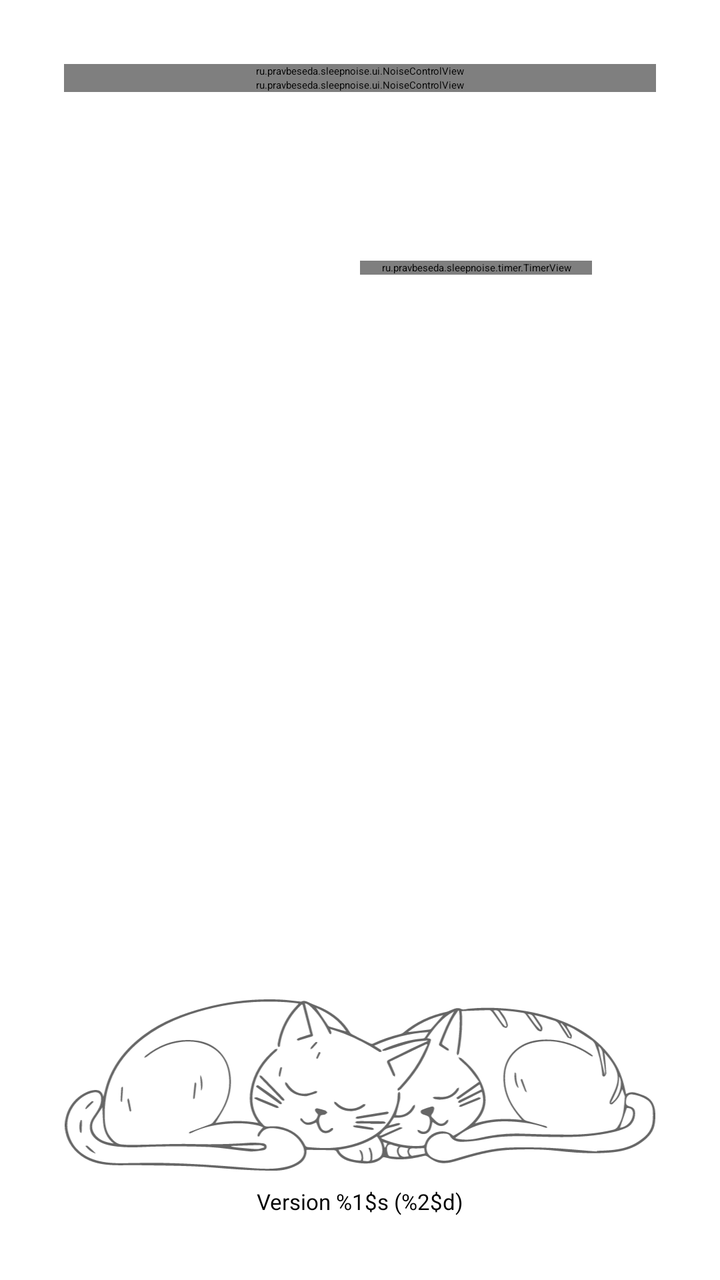
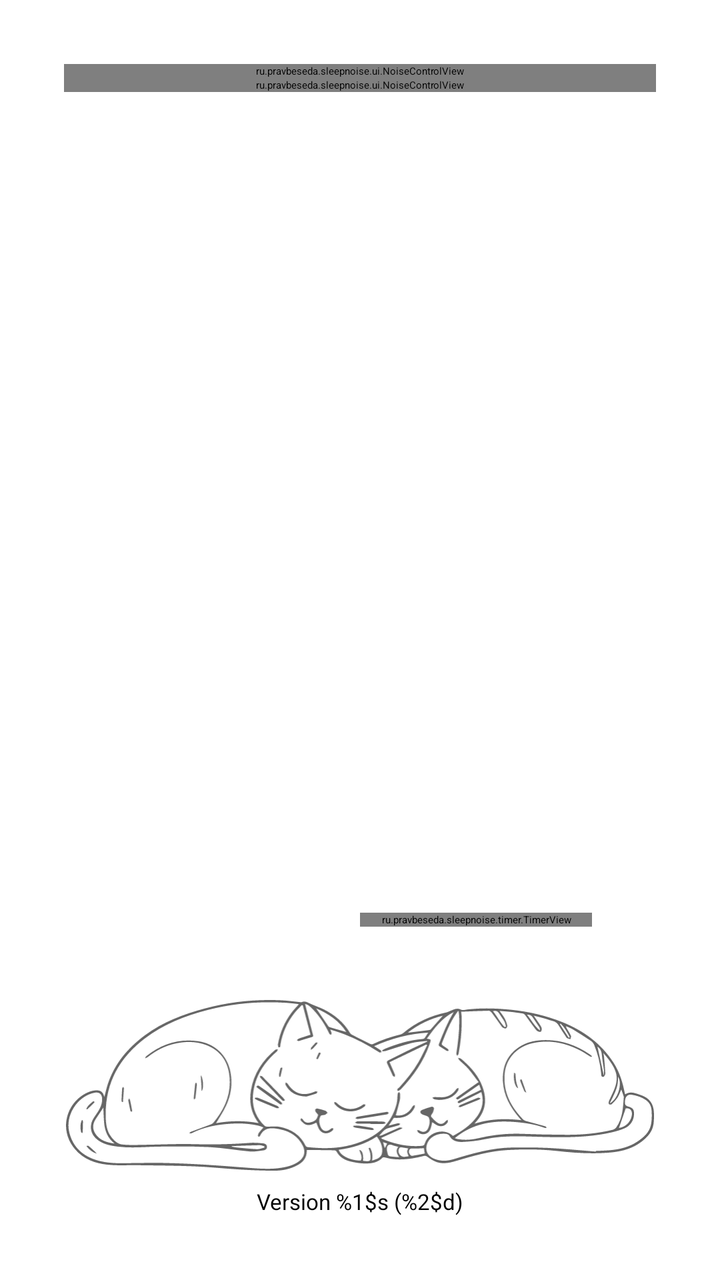

Before-and-after screenshots of an Android layout around one commit, followed by the original layout XML and the change that was made.
<!-- AndroidManifest.xml: application theme Theme.SleepNoise.Splash -->
<!-- res/layout/activity_main.xml -->
<?xml version="1.0" encoding="utf-8"?>
<LinearLayout
    xmlns:android="http://schemas.android.com/apk/res/android"
    android:layout_width="match_parent"
    android:layout_height="match_parent"
    android:orientation="vertical"
    android:gravity="center_horizontal"
    android:fitsSystemWindows="true"
    android:padding="32dp">

    <ru.pravbeseda.sleepnoise.ui.NoiseControlView
        android:id="@+id/pinkNoiseControl"
        android:layout_width="match_parent"
        android:layout_height="wrap_content"/>

    <ru.pravbeseda.sleepnoise.ui.NoiseControlView
        android:id="@+id/brownNoiseControl"
        android:layout_width="match_parent"
        android:layout_height="wrap_content"/>

    
    <LinearLayout
        android:id="@+id/noiseLabContainer"
        android:layout_width="match_parent"
        android:layout_height="wrap_content"
        android:orientation="vertical"
        android:gravity="center_horizontal"
        android:visibility="gone"/>

    <LinearLayout
        android:id="@+id/playTimerContainer"
        android:layout_width="match_parent"
        android:layout_height="wrap_content"
        android:layout_marginTop="48dp"
        android:baselineAligned="false"
        android:orientation="horizontal"
        android:gravity="center">

        <LinearLayout
            android:layout_width="0dp"
            android:layout_height="wrap_content"
            android:layout_weight="1"
            android:gravity="center"
            android:orientation="vertical">

            <Button
                android:id="@+id/playButton"
                android:layout_width="80dp"
                android:layout_height="80dp"
                android:background="@drawable/play_button_background"
                android:contentDescription="@string/play_button"
                android:text=""
                android:gravity="center"
                android:padding="16dp"
                android:drawableTop="@drawable/ic_play"
                android:drawableTint="@android:color/white"
                android:layout_gravity="center"/>
        </LinearLayout>

        
        <LinearLayout
            android:layout_width="0dp"
            android:layout_height="wrap_content"
            android:layout_weight="1"
            android:gravity="center"
            android:orientation="vertical"
            android:paddingStart="0dp"
            android:paddingEnd="@dimen/content_horizontal_inset">

            <ru.pravbeseda.sleepnoise.timer.TimerView
                android:id="@+id/timerView"
                android:layout_width="match_parent"
                android:layout_height="wrap_content"/>
        </LinearLayout>
    </LinearLayout>

    <Space
        android:layout_width="match_parent"
        android:layout_height="0dp"
        android:layout_weight="1"/>

    <ImageView
        android:id="@+id/cats"
        android:layout_width="match_parent"
        android:layout_height="wrap_content"
        android:adjustViewBounds="true"
        android:scaleType="fitCenter"
        android:src="@drawable/cats"
        android:layout_marginBottom="0dp"/>

    <TextView
        android:id="@+id/version_text"
        android:layout_width="wrap_content"
        android:layout_height="wrap_content"
        android:text="@string/version"
        android:textSize="11sp"
        android:layout_gravity="center"
        android:paddingTop="8dp"/>

</LinearLayout>
<!-- resources referenced by this layout -->
<resources>
  <dimen name="content_horizontal_inset">32dp</dimen>
  <!-- drawable cats: vector/xml drawable (drawable, 22311 chars, omitted) -->
  <!-- drawable ic_play (drawable) -->
  <vector xmlns:android="http://schemas.android.com/apk/res/android"
      android:width="48dp"
      android:height="48dp"
      android:viewportWidth="24"
      android:viewportHeight="24"
      android:tint="?attr/colorOnPrimary">
      <path
          android:fillColor="@android:color/white"
          android:pathData="M8,5v14l11,-7z"/>
  </vector>
  <!-- drawable play_button_background (drawable) -->
  <?xml version="1.0" encoding="utf-8"?>
  <ripple xmlns:android="http://schemas.android.com/apk/res/android"
      android:color="?attr/colorControlHighlight">
      <item>
          <shape android:shape="oval">
              <solid android:color="?attr/colorAccent"/>
          </shape>
      </item>
  </ripple>
  <string name="play_button">Play</string>
  <string name="version">Version %1$s (%2$d)</string>
  <style name="Theme.SleepNoise.Splash" parent="@style/Theme.SplashScreen">
          <item name="windowSplashScreenAnimatedIcon">@mipmap/ic_launcher</item>
          <item name="windowSplashScreenBackground">@color/splash_background</item>
          <item name="postSplashScreenTheme">@style/Theme.SleepNoise.System</item>
      </style>
  <color name="splash_background">#430985</color>
  <style name="Theme.SleepNoise.System" parent="Theme.AppCompat.DayNight.DarkActionBar">
          <item name="colorAccent">@color/colorAccent</item>
          <item name="colorControlNormal">@color/colorControlNormal</item>
          <item name="colorOnPrimary">@color/colorOnPrimary</item>
      </style>
  <color name="colorAccent">#7E57C2</color>
  <color name="colorControlNormal">#222222</color>
  <color name="colorOnPrimary">#000000</color>
</resources>

<!-- the commit's change to res/layout/activity_main.xml (unified diff, before → after) -->
@@ -8,24 +8,39 @@
     android:fitsSystemWindows="true"
     android:padding="32dp">
 
-    <ru.pravbeseda.sleepnoise.ui.NoiseControlView
-        android:id="@+id/pinkNoiseControl"
+    
+    <ScrollView
+        android:id="@+id/noiseScroll"
         android:layout_width="match_parent"
-        android:layout_height="wrap_content"/>
+        android:layout_height="0dp"
+        android:layout_weight="4">
 
-    <ru.pravbeseda.sleepnoise.ui.NoiseControlView
-        android:id="@+id/brownNoiseControl"
-        android:layout_width="match_parent"
-        android:layout_height="wrap_content"/>
+        <LinearLayout
+            android:layout_width="match_parent"
+            android:layout_height="wrap_content"
+            android:orientation="vertical"
+            android:gravity="center_horizontal">
 
-    
-    <LinearLayout
-        android:id="@+id/noiseLabContainer"
-        android:layout_width="match_parent"
-        android:layout_height="wrap_content"
-        android:orientation="vertical"
-        android:gravity="center_horizontal"
-        android:visibility="gone"/>
+            <ru.pravbeseda.sleepnoise.ui.NoiseControlView
+                android:id="@+id/pinkNoiseControl"
+                android:layout_width="match_parent"
+                android:layout_height="wrap_content"/>
+
+            <ru.pravbeseda.sleepnoise.ui.NoiseControlView
+                android:id="@+id/brownNoiseControl"
+                android:layout_width="match_parent"
+                android:layout_height="wrap_content"/>
+
+            
+            <LinearLayout
+                android:id="@+id/noiseLabContainer"
+                android:layout_width="match_parent"
+                android:layout_height="wrap_content"
+                android:orientation="vertical"
+                android:gravity="center_horizontal"
+                android:visibility="gone"/>
+        </LinearLayout>
+    </ScrollView>
 
     <LinearLayout
         android:id="@+id/playTimerContainer"
@@ -74,19 +89,14 @@
         </LinearLayout>
     </LinearLayout>
 
-    <Space
-        android:layout_width="match_parent"
-        android:layout_height="0dp"
-        android:layout_weight="1"/>
-
+    
     <ImageView
         android:id="@+id/cats"
         android:layout_width="match_parent"
-        android:layout_height="wrap_content"
-        android:adjustViewBounds="true"
+        android:layout_height="0dp"
+        android:layout_weight="1"
         android:scaleType="fitCenter"
-        android:src="@drawable/cats"
-        android:layout_marginBottom="0dp"/>
+        android:src="@drawable/cats"/>
 
     <TextView
         android:id="@+id/version_text"
